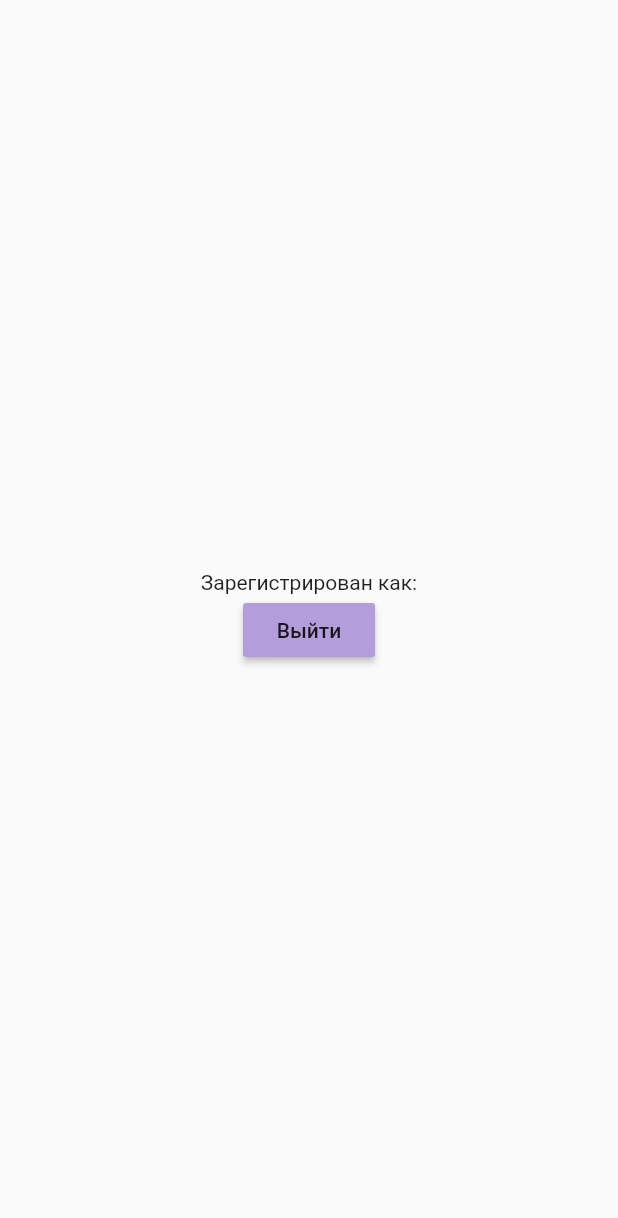
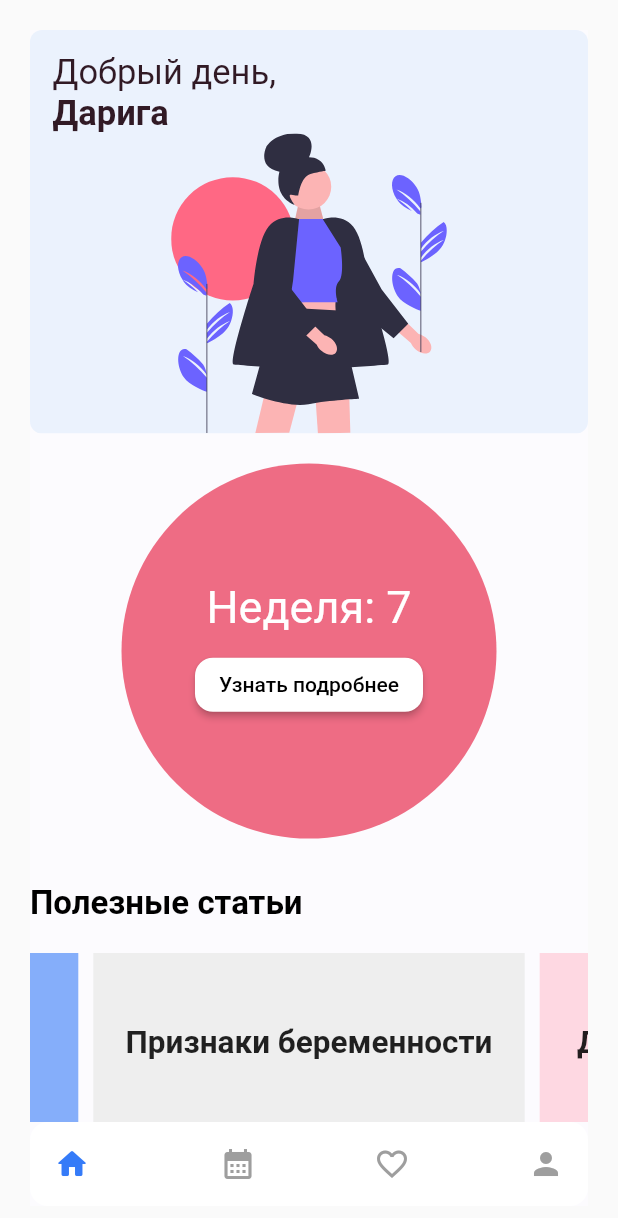
Before and after one commit to darkhanakh/Alma-Mater, a Flutter app: the screen it shows once a user with an empty profile is signed in, on a phone screen of 412 x 824 dp. Shown: the top 1218 px of the screen. Run offline on Flutter 3.47's test engine with Material 2 defaults, Android fonts, the phone set to English and light mode, and no system bars; drawn by our look-alikes of carousel_slider, google_nav_bar; our stand-ins replace firebase_auth, firebase_core, flutter_svg, google_fonts; accounts and stored records are empty.

Commit message:
feat: finished hero page

```diff
--- /dev/null
+++ b/lib/pages/calendar_page.dart
@@ -0,0 +1,16 @@
+import 'package:flutter/src/widgets/container.dart';
+import 'package:flutter/src/widgets/framework.dart';
+
+class CalendarPage extends StatefulWidget {
+  const CalendarPage({super.key});
+
+  @override
+  State<CalendarPage> createState() => _CalendarPageState();
+}
+
+class _CalendarPageState extends State<CalendarPage> {
+  @override
+  Widget build(BuildContext context) {
+    return Container();
+  }
+}
--- /dev/null
+++ b/lib/pages/hero_page.dart
@@ -0,0 +1,174 @@
+// ignore_for_file: prefer_const_literals_to_create_immutables, prefer_const_constructors, sort_child_properties_last
+
+import 'package:alma_mater/style/theme.dart';
+import 'package:carousel_slider/carousel_slider.dart';
+import 'package:flutter/material.dart';
+import 'package:flutter_svg/flutter_svg.dart';
+import 'package:google_fonts/google_fonts.dart';
+
+class HeroPage extends StatefulWidget {
+  const HeroPage({super.key});
+
+  @override
+  State<HeroPage> createState() => _HeroPageState();
+}
+
+class _HeroPageState extends State<HeroPage> {
+  @override
+  Widget build(BuildContext context) {
+    final List carouselItems = [
+      {'title': 'Признаки беременности', 'color': Colors.grey.shade200},
+      {
+        'title': 'Диета при беремености',
+        'color': Color.fromRGBO(255, 192, 207, 0.6)
+      },
+      {
+        'title': 'Что приготовить в роддом?',
+        'color': Color.fromRGBO(53, 123, 248, 0.6),
+      }
+    ];
+
+    return SingleChildScrollView(
+      child: SafeArea(
+        child: Padding(
+          padding: const EdgeInsets.only(bottom: 15),
+          child: Column(
+            children: [
+              ClipRRect(
+                borderRadius: BorderRadius.all(Radius.circular(8)),
+                child: Container(
+                  color: Color.fromRGBO(235, 242, 253, 1),
+                  width: double.infinity,
+                  child: Padding(
+                    padding: EdgeInsets.only(top: 15, left: 15, right: 15),
+                    child: Column(
+                      children: [
+                        Row(
+                          children: [
+                            Text(
+                              'Добрый день,',
+                              style: GoogleFonts.roboto(
+                                fontSize: 23,
+                                color: Color.fromRGBO(49, 26, 37, 1),
+                                fontWeight: FontWeight.w400,
+                              ),
+                            ),
+                          ],
+                        ),
+                        Row(
+                          children: [
+                            Text(
+                              'Дарига',
+                              style: GoogleFonts.roboto(
+                                fontSize: 23,
+                                color: Color.fromRGBO(49, 26, 37, 1),
+                                fontWeight: FontWeight.bold,
+                              ),
+                            ),
+                          ],
+                        ),
+                        SvgPicture.asset(
+                          'assets/women_art.svg',
+                          width: 200,
+                          height: 200,
+                        )
+                      ],
+                    ),
+                  ),
+                ),
+              ),
+              SizedBox(height: 20),
+              Container(
+                decoration: BoxDecoration(
+                  shape: BoxShape.circle,
+                  color: Color.fromRGBO(238, 108, 132, 1),
+                ),
+                child: Column(
+                  mainAxisAlignment: MainAxisAlignment.center,
+                  children: [
+                    Text(
+                      'Неделя: 7',
+                      style: GoogleFonts.roboto(
+                        color: Colors.white,
+                        fontSize: 30,
+                      ),
+                    ),
+                    SizedBox(height: 10),
+                    ElevatedButton(
+                      onPressed: () {},
+                      child: Text(
+                        'Узнать подробнее',
+                        style: TextStyle(color: Colors.black),
+                      ),
+                      style: ButtonStyle(
+                        backgroundColor:
+                            MaterialStatePropertyAll<Color>(Colors.white),
+                        shape:
+                            MaterialStateProperty.all<RoundedRectangleBorder>(
+                          RoundedRectangleBorder(
+                            borderRadius: BorderRadius.circular(12.0),
+                          ),
+                        ),
+                      ),
+                    )
+                  ],
+                ),
+                width: double.infinity,
+                height: 250,
+              ),
+              SizedBox(height: 30),
+              Container(
+                child: Column(
+                  children: [
+                    Row(
+                      children: [
+                        Text(
+                          'Полезные статьи',
+                          style: GoogleFonts.roboto(
+                            color: Colors.black,
+                            fontSize: 22,
+                            fontWeight: FontWeight.bold,
+                          ),
+                        ),
+                      ],
+                    ),
+                    SizedBox(height: 20),
+                    CarouselSlider(
+                      options: CarouselOptions(height: 250.0),
+                      items: carouselItems.map((object) {
+                        return Container(
+                          width: double.infinity,
+                          margin: EdgeInsets.symmetric(horizontal: 5.0),
+                          decoration: BoxDecoration(color: object['color']),
+                          child: Padding(
+                            padding: const EdgeInsets.all(8.0),
+                            child: Column(
+                              mainAxisAlignment: MainAxisAlignment.spaceAround,
+                              children: [
+                                Text(
+                                  object['title'],
+                                  style: TextStyle(
+                                    fontSize: 21,
+                                    fontWeight: FontWeight.bold,
+                                  ),
+                                  textAlign: TextAlign.center,
+                                ),
+                                ElevatedButton(
+                                    onPressed: () {},
+                                    child: Text('Узнать подробнее'))
+                              ],
+                            ),
+                          ),
+                        );
+                      }).toList(),
+                    )
+                  ],
+                ),
+              )
+            ],
+          ),
+        ),
+      ),
+    );
+  }
+}
--- a/lib/pages/home_page.dart
+++ b/lib/pages/home_page.dart
@@ -1,27 +1,63 @@
+// ignore_for_file: prefer_const_constructors, prefer_const_literals_to_create_immutables
+
+import 'package:alma_mater/pages/calendar_page.dart';
+import 'package:alma_mater/pages/hero_page.dart';
+import 'package:alma_mater/pages/market_page.dart';
+import 'package:alma_mater/pages/profile_page.dart';
+import 'package:alma_mater/style/theme.dart';
 import 'package:firebase_auth/firebase_auth.dart';
 import 'package:flutter/material.dart';
+import 'package:google_nav_bar/google_nav_bar.dart';
 
-class HomePage extends StatelessWidget {
+class HomePage extends StatefulWidget {
   HomePage({super.key});
 
-  final user = FirebaseAuth.instance.currentUser!;
+  @override
+  State<HomePage> createState() => _HomePageState();
+}
+
+class _HomePageState extends State<HomePage> {
+  int _selectedIndex = 0;
+  final List<Widget> _pages = [
+    HeroPage(),
+    CalendarPage(),
+    MarketPage(),
+    ProfilePage()
+  ];
 
   @override
   Widget build(BuildContext context) {
-    return Container(
-      child: SafeArea(
-        child: Center(
-          child: Column(
-            mainAxisAlignment: MainAxisAlignment.center,
-            children: [
-              Text('Зарегистрирован как:${user.email!}'),
-              MaterialButton(
-                onPressed: () {
-                  FirebaseAuth.instance.signOut();
-                },
-                color: Colors.deepPurple[200],
-                child: const Text('Выйти'),
-              )
+    return Padding(
+      padding: const EdgeInsets.symmetric(horizontal: 20, vertical: 20),
+      child: Scaffold(
+        body: _pages[_selectedIndex],
+        backgroundColor: const Color.fromRGBO(252, 251, 254, 1),
+        bottomNavigationBar: ClipRRect(
+          borderRadius: BorderRadius.all(Radius.circular(12)),
+          child: GNav(
+            backgroundColor: Colors.white,
+            gap: 8,
+            activeColor: SECONDARY_COLOR,
+            color: Colors.grey,
+            padding: EdgeInsets.all(16),
+            onTabChange: (index) {
+              setState(() {
+                _selectedIndex = index;
+              });
+            },
+            tabs: [
+              GButton(
+                icon: Icons.home_rounded,
+              ),
+              GButton(
+                icon: Icons.calendar_month,
+              ),
+              GButton(
+                icon: Icons.favorite_border,
+              ),
+              GButton(
+                icon: Icons.person,
+              ),
             ],
           ),
         ),
@@ -29,3 +65,7 @@ class HomePage extends StatelessWidget {
     );
   }
 }
+
+/*
+
+ */
--- /dev/null
+++ b/lib/pages/market_page.dart
@@ -0,0 +1,16 @@
+import 'package:flutter/src/widgets/container.dart';
+import 'package:flutter/src/widgets/framework.dart';
+
+class MarketPage extends StatefulWidget {
+  const MarketPage({super.key});
+
+  @override
+  State<MarketPage> createState() => _MarketPageState();
+}
+
+class _MarketPageState extends State<MarketPage> {
+  @override
+  Widget build(BuildContext context) {
+    return Container();
+  }
+}
--- /dev/null
+++ b/lib/pages/profile_page.dart
@@ -0,0 +1,16 @@
+import 'package:flutter/src/widgets/container.dart';
+import 'package:flutter/src/widgets/framework.dart';
+
+class ProfilePage extends StatefulWidget {
+  const ProfilePage({super.key});
+
+  @override
+  State<ProfilePage> createState() => _ProfilePageState();
+}
+
+class _ProfilePageState extends State<ProfilePage> {
+  @override
+  Widget build(BuildContext context) {
+    return Container();
+  }
+}
--- a/lib/style/theme.dart
+++ b/lib/style/theme.dart
@@ -3,3 +3,4 @@
 import 'dart:ui';
 
 const Color PRIMARY_COLOR = Color.fromRGBO(255, 192, 207, 0.6);
+const Color SECONDARY_COLOR = Color.fromRGBO(53, 123, 248, 1);
--- a/pubspec.yaml
+++ b/pubspec.yaml
@@ -38,6 +38,8 @@ dependencies:
   flutter_svg: ^1.1.6
   google_fonts: ^3.0.1
   firebase_auth: ^4.1.5
+  google_nav_bar: ^5.0.6
+  carousel_slider: ^4.1.1
 
 dev_dependencies:
   flutter_test:
@@ -63,6 +65,7 @@ flutter:
   assets:
     - assets/mother_art.svg
     - assets/mother_art_2.svg
+    - assets/women_art.svg
 
   # To add assets to your application, add an assets section, like this:
   # assets:
```
Also changed, not shown: assets/women_art.svg (added), pubspec.lock.
